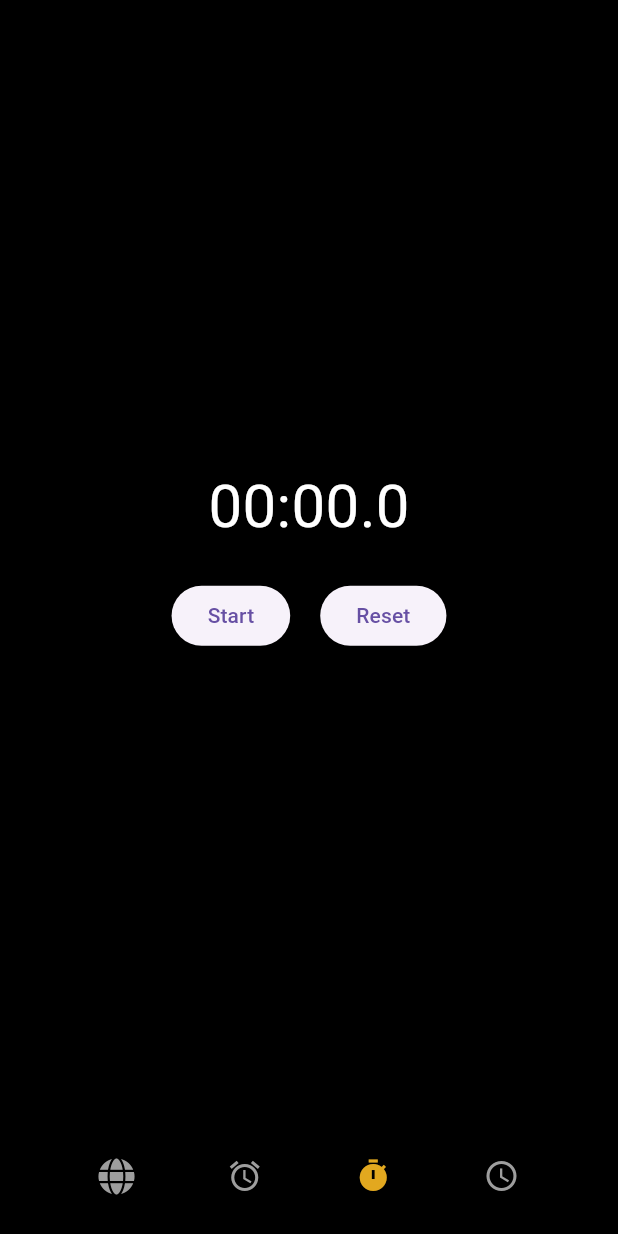
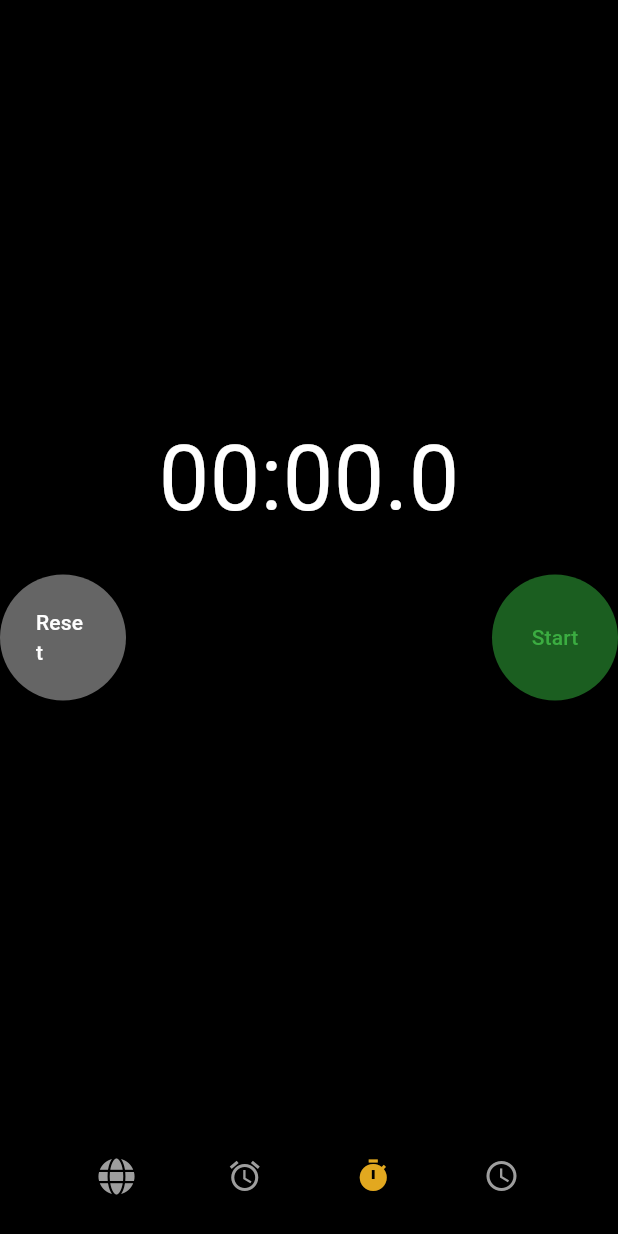
Before and after one commit to muhammadharoon26/Apple-Alarm-App-Clone-Project, a Flutter app: the screen it shows after launch, swiped to page 3, on a phone screen of 412 x 824 dp. Run offline on Flutter 3.47's test engine with Material 3 defaults, Android fonts, the light colour scheme and no system bars; our stand-ins replace font_awesome_flutter.

Commit message:
"Refactor Stopwatch class: removed unnecessary imports, updated widget constructors, added null safety, and reformatted UI elements."

```diff
--- a/apple_clone_alarm_project/lib/stopwatch.dart
+++ b/apple_clone_alarm_project/lib/stopwatch.dart
@@ -1,7 +1,5 @@
-import 'dart:async'; // Correct import for Timer
-
+import 'dart:async';
 import 'package:flutter/material.dart';
-
 void main() {
   runApp(const MyStopwatch());
 }
@@ -51,7 +49,7 @@ class StopWatchPageState extends StatelessWidget {
             ],
           ),
           SizedBox(height: 5),
-          Align(
+          const Align(
             alignment: Alignment.topLeft,
             child: Text(
               'Stop Watch',
@@ -79,7 +77,7 @@ class _MyStopwatchState extends State<MyStopwatch> {
   final Stopwatch _stopwatch = Stopwatch();
   late Duration _elapsedTime;
   late String _elapsedTimeString;
-  late Timer timer;
+  late Timer? _timer;
 
   @override
   void initState() {
@@ -88,10 +86,12 @@ class _MyStopwatchState extends State<MyStopwatch> {
     _elapsedTime = Duration.zero;
     _elapsedTimeString = _formatElapsedTime(_elapsedTime);
 
-    // Create a timer that runs a callback every 100 milliseconds to update UI
-    timer = Timer.periodic(const Duration(milliseconds: 100), (Timer timer) {
+    _startTimer();
+  }
+
+  void _startTimer() {
+    _timer = Timer.periodic(const Duration(milliseconds: 100), (Timer timer) {
       setState(() {
-        // Update elapsed time only if the stopwatch is running
         if (_stopwatch.isRunning) {
           _updateElapsedTime();
         }
@@ -99,26 +99,20 @@ class _MyStopwatchState extends State<MyStopwatch> {
     });
   }
 
-  // Start/Stop button callback
   void _startStopwatch() {
     if (!_stopwatch.isRunning) {
-      // Start the stopwatch and update elapsed time
       _stopwatch.start();
       _updateElapsedTime();
     } else {
-      // Stop the stopwatch
       _stopwatch.stop();
     }
   }
 
-  // Reset button callback
   void _resetStopwatch() {
-    // Reset the stopwatch to zero and update elapsed time
     _stopwatch.reset();
     _updateElapsedTime();
   }
 
-  // Update elapsed time and formatted time string
   void _updateElapsedTime() {
     setState(() {
       _elapsedTime = _stopwatch.elapsed;
@@ -126,14 +120,13 @@ class _MyStopwatchState extends State<MyStopwatch> {
     });
   }
 
-  // Format a Duration into a string (MM:SS.SS)
   String _formatElapsedTime(Duration time) {
     return '${time.inMinutes.remainder(60).toString().padLeft(2, '0')}:${(time.inSeconds.remainder(60)).toString().padLeft(2, '0')}.${(time.inMilliseconds % 1000 ~/ 100).toString()}';
   }
 
   @override
   void dispose() {
-    timer.cancel();
+    _timer?.cancel();
     super.dispose();
   }
 
@@ -143,25 +136,48 @@ class _MyStopwatchState extends State<MyStopwatch> {
       body: Center(
         child: Column(
           mainAxisAlignment: MainAxisAlignment.center,
-          children: <Widget>[
-            // Display elapsed time
+          children: [
             Text(
               _elapsedTimeString,
-              style: const TextStyle(color:Colors.white,fontSize: 40.0),
+              style: const TextStyle(color: Colors.white, fontSize: 60.0),
             ),
             const SizedBox(height: 20.0),
-            // Start/Stop and Reset buttons
             Row(
-              mainAxisAlignment: MainAxisAlignment.center,
-              children: <Widget>[
-                ElevatedButton(
-                  onPressed: _startStopwatch,
-                  child: Text(_stopwatch.isRunning ? 'Stop' : 'Start'),
-                ),
-                const SizedBox(width: 20.0),
-                ElevatedButton(
+              mainAxisAlignment: MainAxisAlignment.spaceBetween,
+              children: [
+                SizedBox(
+                  width: 84,
+                  height: 84,
+                child:ElevatedButton(
                   onPressed: _resetStopwatch,
-                  child: const Text('Reset'),
+                  style: ButtonStyle(
+                    backgroundColor: WidgetStateProperty.all(
+                      const Color.fromARGB(105, 245, 245, 245),
+                    ),
+                  ),
+                  child: const Text(
+                    'Reset',
+                    style: TextStyle(color: Colors.white,fontSize: 14),
+                  ),
+                ),),
+                SizedBox(
+                  width: 84,
+                  height: 84,
+                  child: ElevatedButton(
+                    onPressed: _startStopwatch,
+                    style: ButtonStyle(
+                      backgroundColor: WidgetStateProperty.all(
+                        Colors.green.shade900,
+                      )
+                    ),
+                    child: Text(
+                      _stopwatch.isRunning ? 'Stop' : 'Start',
+                      style: const TextStyle(
+                        color: Color.fromARGB(255, 59, 173, 65),
+                        fontSize: 14
+                      ),
+                    ),
+                  ),
                 ),
               ],
             ),
```
